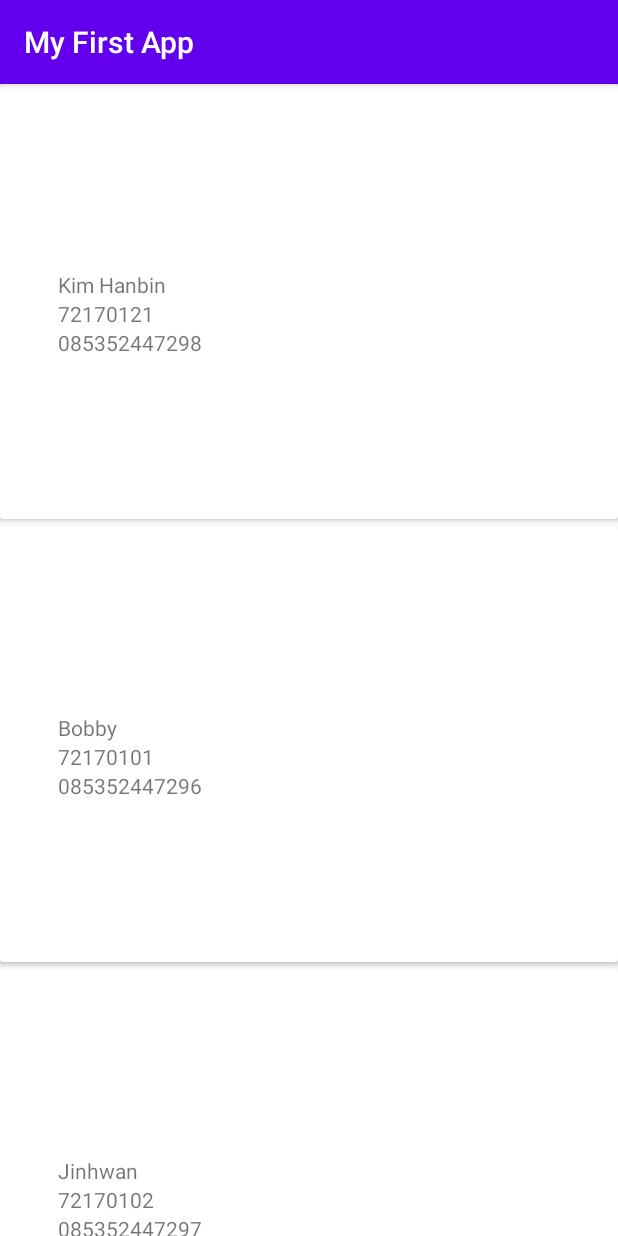
After one commit to Meyke98/PROGMOB, an Android app: the CardViewTestActivity screen opened directly, with no data from a screen before it, on a phone screen of 412 x 824 dp. The commit adds this screen. Run offline under Robolectric (Android 15) with nearby library versions, the light colour scheme and no system bars.

Commit message:
Card View

```diff
--- a/app/build.gradle
+++ b/app/build.gradle
@@ -24,10 +24,13 @@ android {
 
 dependencies {
     implementation fileTree(dir: "libs", include: ["*.jar"])
+    //noinspection GradleCompatible,GradleCompatible
     implementation 'com.android.support:appcompat-v7:28.0.0'
     implementation 'com.android.support.constraint:constraint-layout:2.0.1'
     testImplementation 'junit:junit:4.12'
     androidTestImplementation 'com.android.support.test:runner:1.0.2'
     androidTestImplementation 'com.android.support.test.espresso:espresso-core:3.0.2'
+    implementation 'com.android.support:recyclerview-v7:28.0.0'
+    implementation 'com.android.support:cardview-v7:28.0.0'
 
 }
--- a/app/src/main/AndroidManifest.xml
+++ b/app/src/main/AndroidManifest.xml
@@ -9,7 +9,10 @@
         android:roundIcon="@mipmap/ic_launcher_round"
         android:supportsRtl="true"
         android:theme="@style/AppTheme">
-        <activity android:name=".test"></activity>
+        <activity android:name=".Package.CardViewTestActivity"></activity>
+        <activity android:name=".Package.RecyclerActivity" />
+        <activity android:name=".Package.ListActivity" />
+        <activity android:name=".test" />
         <activity android:name=".TrackerActivity2" />
         <activity android:name=".TrackerActivity" />
         <activity android:name=".MainActivity">
--- /dev/null
+++ b/app/src/main/java/meyke/example/myfirstapp/Adapter/MhsRecyclerAdapter.java
@@ -0,0 +1,68 @@
+package meyke.example.myfirstapp.Adapter;
+
+import android.content.Context;
+import android.support.annotation.NonNull;
+import android.support.v7.widget.RecyclerView;
+import android.view.LayoutInflater;
+import android.view.View;
+import android.view.ViewGroup;
+import android.widget.TextView;
+
+import java.util.ArrayList;
+import java.util.List;
+
+import meyke.example.myfirstapp.Model.Mahasiswa;
+import meyke.example.myfirstapp.R;
+
+public class MhsRecyclerAdapter extends RecyclerView.Adapter<MhsRecyclerAdapter.ViewHolder> {
+    private Context context;
+    private List<Mahasiswa> mahasiswaList;
+
+    public MhsRecyclerAdapter(Context context) {
+        this.context = context;
+        mahasiswaList = new ArrayList<>();
+    }
+
+    public List<Mahasiswa> getMahasiswaList() {
+        return mahasiswaList;
+    }
+
+    public void setMahasiswaList(List<Mahasiswa> mahasiswaList) {
+        this.mahasiswaList = mahasiswaList;
+        notifyDataSetChanged();
+    }
+
+
+    @NonNull
+    @Override
+    public ViewHolder onCreateViewHolder(@NonNull ViewGroup viewGroup, int i) {
+        View v = LayoutInflater.from(context).inflate(R.layout.item_list_cardview,viewGroup,false);
+        return new ViewHolder(v);
+    }
+
+    @Override
+    public void onBindViewHolder(@NonNull ViewHolder viewHolder, int i) {
+        Mahasiswa m = mahasiswaList.get(i);
+
+        viewHolder.tvNama.setText(m.getNama());
+        viewHolder.tvNim.setText(m.getNim());
+        viewHolder.tvNoTelp.setText(m.getNotelp());
+    }
+
+
+    @Override
+    public int getItemCount() {
+        return mahasiswaList.size();
+    }
+
+    public class ViewHolder extends RecyclerView.ViewHolder{
+        private TextView tvNama, tvNim, tvNoTelp;
+
+        public ViewHolder(@NonNull View itemView) {
+            super(itemView);
+            tvNama = itemView.findViewById(R.id.tvNama);
+            tvNim = itemView.findViewById(R.id.tvNim);
+            tvNoTelp = itemView.findViewById(R.id.tvNoTelp);
+        }
+    }
+}
--- /dev/null
+++ b/app/src/main/java/meyke/example/myfirstapp/Model/Mahasiswa.java
@@ -0,0 +1,37 @@
+package meyke.example.myfirstapp.Model;
+
+public class Mahasiswa {
+    private String nama;
+    private String nim;
+    private String notelp;
+
+    public Mahasiswa(String nama, String nim, String notelp) {
+        this.nama = nama;
+        this.nim = nim;
+        this.notelp = notelp;
+    }
+
+    public String getNama() {
+        return nama;
+    }
+
+    public void setNama(String nama) {
+        this.nama = nama;
+    }
+
+    public String getNim() {
+        return nim;
+    }
+
+    public void setNim(String nim) {
+        this.nim = nim;
+    }
+
+    public String getNotelp() {
+        return notelp;
+    }
+
+    public void setNotelp(String notelp) {
+        this.notelp = notelp;
+    }
+}
--- /dev/null
+++ b/app/src/main/java/meyke/example/myfirstapp/Package/CardViewTestActivity.java
@@ -0,0 +1,47 @@
+package meyke.example.myfirstapp.Package;
+
+import android.support.v7.app.AppCompatActivity;
+import android.os.Bundle;
+import android.support.v7.widget.LinearLayoutManager;
+import android.support.v7.widget.RecyclerView;
+
+import java.util.ArrayList;
+import java.util.List;
+
+import meyke.example.myfirstapp.Adapter.MhsRecyclerAdapter;
+import meyke.example.myfirstapp.Model.Mahasiswa;
+import meyke.example.myfirstapp.R;
+
+public class CardViewTestActivity extends AppCompatActivity {
+
+    @Override
+    protected void onCreate(Bundle savedInstanceState) {
+        super.onCreate(savedInstanceState);
+        setContentView(R.layout.activity_card_view_test);
+
+        RecyclerView rv = (RecyclerView)findViewById(R.id.recyclerCardView);
+        MhsRecyclerAdapter mhsRecyclerAdapter;
+
+        //Data Dummy
+        List<Mahasiswa> mahasiswaList = new ArrayList<Mahasiswa>();
+
+        //Generate Data
+        Mahasiswa m1 = new Mahasiswa("Kim Hanbin", "72170121", "085352447298");
+        Mahasiswa m2 = new Mahasiswa("Bobby", "72170101", "085352447296");
+        Mahasiswa m3 = new Mahasiswa("Jinhwan", "72170102", "085352447297");
+        Mahasiswa m4 = new Mahasiswa("Chan", "72170103", "085352447299");
+        Mahasiswa m5 = new Mahasiswa("Jokowidodo", "72170104", "085352447295");
+
+        mahasiswaList.add(m1);
+        mahasiswaList.add(m2);
+        mahasiswaList.add(m3);
+        mahasiswaList.add(m4);
+        mahasiswaList.add(m5);
+
+        mhsRecyclerAdapter = new MhsRecyclerAdapter(CardViewTestActivity.this);
+        mhsRecyclerAdapter.setMahasiswaList(mahasiswaList);
+
+        rv.setLayoutManager(new LinearLayoutManager(CardViewTestActivity.this));
+        rv.setAdapter(mhsRecyclerAdapter);
+    }
+}
--- /dev/null
+++ b/app/src/main/res/layout/activity_card_view_test.xml
@@ -0,0 +1,18 @@
+<?xml version="1.0" encoding="utf-8"?>
+<android.support.constraint.ConstraintLayout xmlns:android="http://schemas.android.com/apk/res/android"
+    xmlns:app="http://schemas.android.com/apk/res-auto"
+    xmlns:tools="http://schemas.android.com/tools"
+    android:layout_width="match_parent"
+    android:layout_height="match_parent"
+    tools:context=".Package.CardViewTestActivity">
+
+    <android.support.v7.widget.RecyclerView
+        android:id="@+id/recyclerCardView"
+        android:layout_width="match_parent"
+        android:layout_height="match_parent"
+        app:layout_constraintBottom_toBottomOf="parent"
+        app:layout_constraintEnd_toEndOf="parent"
+        app:layout_constraintHorizontal_bias="1.0"
+        app:layout_constraintStart_toStartOf="parent"
+        app:layout_constraintTop_toTopOf="parent" />
+</android.support.constraint.ConstraintLayout>
--- /dev/null
+++ b/app/src/main/res/layout/item_list_cardview.xml
@@ -0,0 +1,56 @@
+<?xml version="1.0" encoding="utf-8"?>
+<LinearLayout xmlns:android="http://schemas.android.com/apk/res/android"
+    xmlns:app="http://schemas.android.com/apk/res-auto"
+    xmlns:tools="http://schemas.android.com/tools"
+    android:layout_width="match_parent"
+    android:layout_height="wrap_content"
+    android:orientation="vertical">
+
+    <android.support.v7.widget.CardView
+        android:id="@+id/cvMahasiswa"
+        android:layout_width="match_parent"
+        android:layout_height="match_parent"
+
+        android:layout_marginBottom="5dp">
+
+        <android.support.constraint.ConstraintLayout
+            android:layout_width="match_parent"
+            android:layout_height="290dp"
+            android:layout_weight="1">
+
+            <TextView
+                android:id="@+id/tvNama"
+                android:layout_width="326dp"
+                android:layout_height="wrap_content"
+                android:layout_marginTop="124dp"
+                android:layout_weight="1"
+                android:text="TextView"
+                app:layout_constraintEnd_toEndOf="parent"
+                app:layout_constraintHorizontal_bias="0.447"
+                app:layout_constraintStart_toStartOf="parent"
+                app:layout_constraintTop_toTopOf="parent" />
+
+            <TextView
+                android:id="@+id/tvNim"
+                android:layout_width="326dp"
+                android:layout_height="wrap_content"
+                android:layout_weight="1"
+                android:text="TextView"
+                app:layout_constraintEnd_toEndOf="parent"
+                app:layout_constraintHorizontal_bias="0.447"
+                app:layout_constraintStart_toStartOf="parent"
+                app:layout_constraintTop_toBottomOf="@+id/tvNama" />
+
+            <TextView
+                android:id="@+id/tvNoTelp"
+                android:layout_width="326dp"
+                android:layout_height="wrap_content"
+                android:layout_weight="1"
+                android:text="TextView"
+                app:layout_constraintEnd_toEndOf="parent"
+                app:layout_constraintHorizontal_bias="0.447"
+                app:layout_constraintStart_toStartOf="parent"
+                app:layout_constraintTop_toBottomOf="@+id/tvNim" />
+        </android.support.constraint.ConstraintLayout>
+    </android.support.v7.widget.CardView>
+</LinearLayout>
--- a/app/src/main/res/values/strings.xml
+++ b/app/src/main/res/values/strings.xml
@@ -1,4 +1,4 @@
 <resources>
     <string name="app_name">My First App</string>
-    <string name="text_hello_world">Hello Vanny</string>
+    <string name="text_hello_world">こんにちわ</string>
 </resources>
```
Also changed, not shown: app/src/main/java/meyke/example/myfirstapp/MainActivity.java (+29 -0 lines), app/src/main/java/meyke/example/myfirstapp/Package/ListActivity.java (added, +53 -0 lines), app/src/main/java/meyke/example/myfirstapp/Package/RecyclerActivity.java (added, +47 -0 lines), app/src/main/res/layout/activity_list.xml (added, +28 -0 lines), app/src/main/res/layout/activity_main.xml (+30 -1 lines), app/src/main/res/layout/activity_recycler.xml (added, +17 -0 lines), app/src/main/res/layout/item_list_recycler.xml (added, +49 -0 lines).
